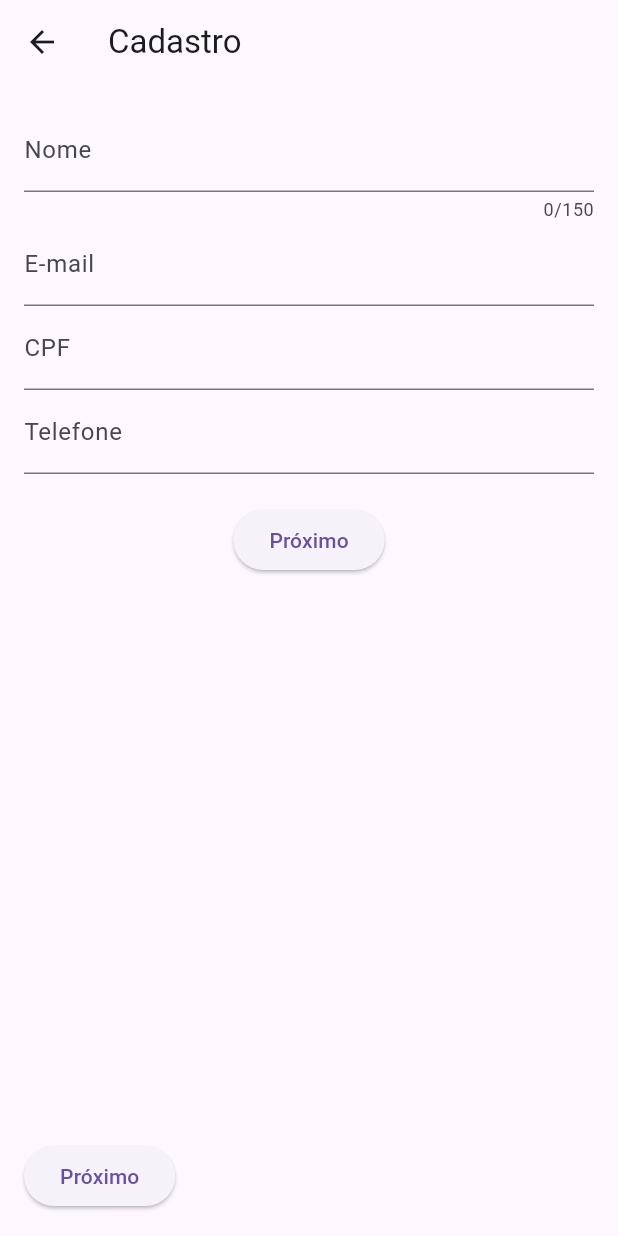
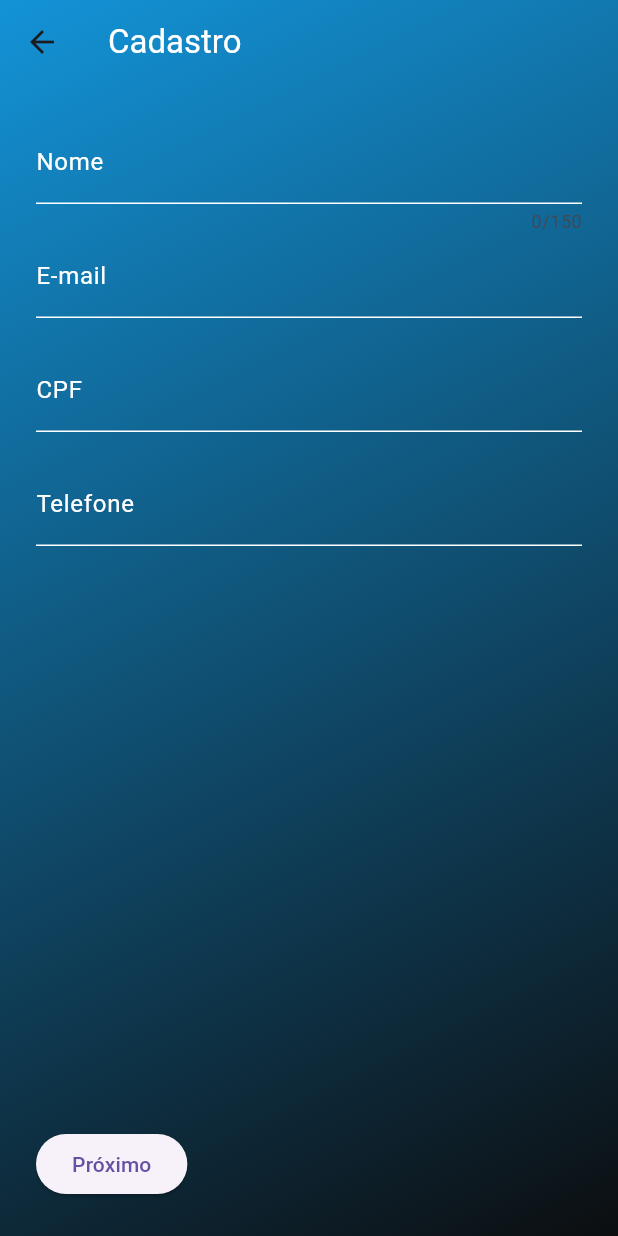
Before and after one commit to Mathprimus/app_monster, a Flutter app: the RegisterScreen screen opened by its route, on a phone screen of 412 x 824 dp. Run offline on Flutter 3.47's test engine with Material 3 defaults, Android fonts, the phone set to English and light mode, and no system bars; our stand-ins replace brasil_fields, cloud_firestore, connectivity_plus, email_validator, firebase_auth, firebase_core and 1 more; missing offline and left inert: firebase_app_check; accounts and stored records are empty; network calls fail.

Commit message:
tela de dados customizada

```diff
--- a/lib/screens/register_screen.dart
+++ b/lib/screens/register_screen.dart
@@ -213,16 +213,42 @@ class _RegisterScreenState extends State<RegisterScreen> {
 
   @override
   Widget build(BuildContext context) {
-    return Scaffold(
-      appBar: AppBar(title: Text("Cadastro")),
-      body: Column(
+    final size = MediaQuery.of(context).size;
+    return Container(
+      decoration: const BoxDecoration(
+        gradient: LinearGradient(
+          colors: [Color(0xFF1393D7), Color(0xFF0C0E10)],
+          begin: Alignment.topLeft,
+          end: Alignment.bottomRight,
+        ),
+      ),
+      child: Scaffold(
+        backgroundColor: Colors.transparent,
+        appBar: PreferredSize(
+          preferredSize: Size.fromHeight(kToolbarHeight),
+          child: Container(
+            decoration: const BoxDecoration(color: Colors.transparent),
+            child: AppBar(
+              title: Text(
+                "Cadastro",
+                style: TextStyle(color: Colors.white),
+              ),
+              backgroundColor: Colors.transparent,
+              elevation: 0,
+            ),
+          ),
+        ),
+        body: Padding(
+          padding: const EdgeInsets.all(8.0),
+          child: Column(
             children: [
               Expanded(
                 child: PageView(
                   controller: _pageController,
                   physics:
                       NeverScrollableScrollPhysics(), // Impede arrastar manualmente
-              onPageChanged: (index) => setState(() => _currentPage = index),
+                  onPageChanged: (index) =>
+                      setState(() => _currentPage = index),
                   children: [
                     _buildNomeEmailPage(),
                     _buildEnderecoPage(),
@@ -233,11 +259,15 @@ class _RegisterScreenState extends State<RegisterScreen> {
               _buildNavigationButtons(),
             ],
           ),
+        ),
+      ),
     );
   }
 
   Widget _buildNomeEmailPage() {
-    return SingleChildScrollView(
+    return Container(
+      decoration: const BoxDecoration(color: Colors.transparent),
+      child: SingleChildScrollView(
         child: Padding(
           padding: EdgeInsets.all(16.0),
           child: Form(
@@ -247,7 +277,22 @@ class _RegisterScreenState extends State<RegisterScreen> {
               children: [
                 TextFormField(
                   controller: nomeController,
-                decoration: InputDecoration(labelText: "Nome"),
+                  style: TextStyle(color: Colors.white),
+                  decoration: InputDecoration(
+                    labelText: "Nome",
+                    labelStyle: TextStyle(color: Colors.white),
+                    floatingLabelStyle: TextStyle(color: Colors.white),
+                    enabledBorder: UnderlineInputBorder(
+                      borderSide: BorderSide(
+                          color: Colors
+                              .white), // Cor da borda quando não está focado
+                    ),
+                    focusedBorder: OutlineInputBorder(
+                      borderSide: BorderSide(
+                          color:
+                              Colors.white), // Cor da borda quando está focado
+                    ),
+                  ),
                   maxLength: 150,
                   validator: (value) {
                     if (value == null || value.isEmpty) {
@@ -261,7 +306,22 @@ class _RegisterScreenState extends State<RegisterScreen> {
                 ),
                 TextFormField(
                   controller: emailController,
-                decoration: InputDecoration(labelText: "E-mail"),
+                  style: TextStyle(color: Colors.white),
+                  decoration: InputDecoration(
+                    labelText: "E-mail",
+                    labelStyle: TextStyle(color: Colors.white),
+                    floatingLabelStyle: TextStyle(color: Colors.white),
+                    enabledBorder: UnderlineInputBorder(
+                      borderSide: BorderSide(
+                          color: Colors
+                              .white), // Cor da borda quando não está focado
+                    ),
+                    focusedBorder: OutlineInputBorder(
+                      borderSide: BorderSide(
+                          color:
+                              Colors.white), // Cor da borda quando está focado
+                    ),
+                  ),
                   keyboardType: TextInputType.emailAddress,
                   validator: (value) {
                     if (value == null || value.isEmpty) {
@@ -273,9 +333,25 @@ class _RegisterScreenState extends State<RegisterScreen> {
                     return null;
                   },
                 ),
+                SizedBox(height: 20),
                 TextFormField(
                   controller: cpfController,
-                decoration: InputDecoration(labelText: "CPF"),
+                  style: TextStyle(color: Colors.white),
+                  decoration: InputDecoration(
+                    labelText: "CPF",
+                    labelStyle: TextStyle(color: Colors.white),
+                    floatingLabelStyle: TextStyle(color: Colors.white),
+                    enabledBorder: UnderlineInputBorder(
+                      borderSide: BorderSide(
+                          color: Colors
+                              .white), // Cor da borda quando não está focado
+                    ),
+                    focusedBorder: OutlineInputBorder(
+                      borderSide: BorderSide(
+                          color:
+                              Colors.white), // Cor da borda quando está focado
+                    ),
+                  ),
                   inputFormatters: [cpfFormatter],
                   keyboardType: TextInputType.number,
                   validator: (value) {
@@ -288,9 +364,25 @@ class _RegisterScreenState extends State<RegisterScreen> {
                     return null;
                   },
                 ),
+                SizedBox(height: 20),
                 TextFormField(
                   controller: telefoneController,
-                decoration: InputDecoration(labelText: "Telefone"),
+                  style: TextStyle(color: Colors.white),
+                  decoration: InputDecoration(
+                    labelText: "Telefone",
+                    labelStyle: TextStyle(color: Colors.white),
+                    floatingLabelStyle: TextStyle(color: Colors.white),
+                    enabledBorder: UnderlineInputBorder(
+                      borderSide: BorderSide(
+                          color: Colors
+                              .white), // Cor da borda quando não está focado
+                    ),
+                    focusedBorder: OutlineInputBorder(
+                      borderSide: BorderSide(
+                          color:
+                              Colors.white), // Cor da borda quando está focado
+                    ),
+                  ),
                   inputFormatters: [telefoneFormatter],
                   keyboardType: TextInputType.phone,
                   validator: (value) {
@@ -303,13 +395,8 @@ class _RegisterScreenState extends State<RegisterScreen> {
                     return null;
                   },
                 ),
-              SizedBox(height: 20),
-              ElevatedButton(
-                onPressed: () =>
-                    _proximoPasso(0), // ou 1, 2, conforme a página atual
-                child: Text("Próximo"),
+              ],
             ),
-            ],
           ),
         ),
       ),
```
Lines whose indentation alone changed are shown as unchanged.
